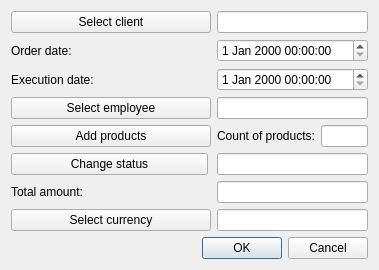
Before: the Qt Designer form OrmasAdmin/OrmasAdmin/CreateOrdDlg.ui in Dalerjon/TheOrmasProejct, drawn with Qt 5.
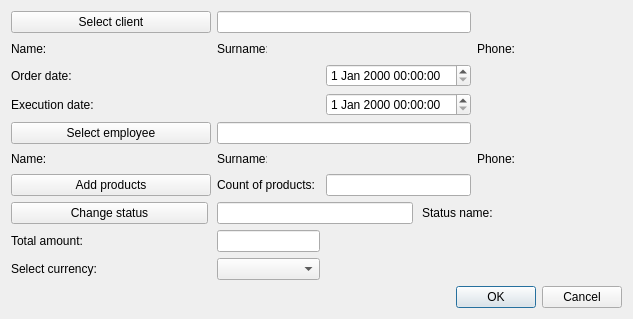
After: the same form once the commit is applied.

Diff of the .ui file:
```diff
--- a/OrmasAdmin/OrmasAdmin/CreateOrdDlg.ui
+++ b/OrmasAdmin/OrmasAdmin/CreateOrdDlg.ui
@@ -6,8 +6,8 @@
    <rect>
     <x>0</x>
     <y>0</y>
-    <width>379</width>
-    <height>270</height>
+    <width>633</width>
+    <height>319</height>
    </rect>
   </property>
   <property name="windowTitle">
@@ -32,38 +32,29 @@
    <property name="bottomMargin">
     <number>11</number>
    </property>
-   <item row="7" column="1" colspan="2">
-    <widget class="QLineEdit" name="currencyEdit">
-     <property name="readOnly">
-      <bool>true</bool>
+   <item row="1" column="1">
+    <widget class="QLabel" name="clNamePh">
+     <property name="minimumSize">
+      <size>
+       <width>100</width>
+       <height>0</height>
+      </size>
      </property>
-    </widget>
-   </item>
-   <item row="6" column="0">
-    <widget class="QLabel" name="sumLb">
-     <property name="text">
-      <string>Total amount:</string>
+     <property name="font">
+      <font>
+       <family>Times New Roman</family>
+       <pointsize>12</pointsize>
+       <weight>75</weight>
+       <italic>true</italic>
+       <bold>true</bold>
+      </font>
      </property>
-    </widget>
-   </item>
-   <item row="1" column="0">
-    <widget class="QLabel" name="dateLb">
      <property name="text">
-      <string>Order date:</string>
+      <string/>
      </property>
     </widget>
    </item>
-   <item row="3" column="1" colspan="2">
-    <widget class="QLineEdit" name="employeeEdit">
-     <property name="toolTip">
-      <string>&lt;html&gt;&lt;head/&gt;&lt;body&gt;&lt;p&gt;Enter employee ID&lt;/p&gt;&lt;/body&gt;&lt;/html&gt;</string>
-     </property>
-     <property name="readOnly">
-      <bool>true</bool>
-     </property>
-    </widget>
-   </item>
-   <item row="8" column="0" colspan="3">
+   <item row="10" column="0" colspan="6">
     <layout class="QHBoxLayout" name="horizontalLayout">
      <item>
       <spacer name="horizontalSpacer">
@@ -94,68 +85,321 @@
      </item>
     </layout>
    </item>
-   <item row="0" column="1" colspan="2">
-    <widget class="QLineEdit" name="clientEdit">
-     <property name="toolTip">
-      <string>&lt;html&gt;&lt;head/&gt;&lt;body&gt;&lt;p&gt;Enter client ID&lt;/p&gt;&lt;/body&gt;&lt;/html&gt;</string>
+   <item row="5" column="1">
+    <widget class="QLabel" name="empNamePh">
+     <property name="minimumSize">
+      <size>
+       <width>100</width>
+       <height>0</height>
+      </size>
      </property>
+     <property name="font">
+      <font>
+       <family>Times New Roman</family>
+       <pointsize>12</pointsize>
+       <weight>75</weight>
+       <italic>true</italic>
+       <bold>true</bold>
+      </font>
+     </property>
+     <property name="text">
+      <string/>
+     </property>
+    </widget>
+   </item>
+   <item row="5" column="0">
+    <widget class="QLabel" name="empNameLb">
+     <property name="minimumSize">
+      <size>
+       <width>50</width>
+       <height>0</height>
+      </size>
+     </property>
+     <property name="maximumSize">
+      <size>
+       <width>50</width>
+       <height>16777215</height>
+      </size>
+     </property>
+     <property name="text">
+      <string>Name:</string>
+     </property>
+    </widget>
+   </item>
+   <item row="5" column="3">
+    <widget class="QLabel" name="empSurnamePh">
+     <property name="minimumSize">
+      <size>
+       <width>100</width>
+       <height>0</height>
+      </size>
+     </property>
+     <property name="font">
+      <font>
+       <family>Times New Roman</family>
+       <pointsize>12</pointsize>
+       <weight>75</weight>
+       <italic>true</italic>
+       <bold>true</bold>
+      </font>
+     </property>
+     <property name="text">
+      <string/>
+     </property>
+    </widget>
+   </item>
+   <item row="5" column="4">
+    <widget class="QLabel" name="empPhoneLb">
+     <property name="text">
+      <string>Phone:</string>
+     </property>
+    </widget>
+   </item>
+   <item row="1" column="3">
+    <widget class="QLabel" name="clSurnamePh">
+     <property name="minimumSize">
+      <size>
+       <width>100</width>
+       <height>0</height>
+      </size>
+     </property>
+     <property name="font">
+      <font>
+       <family>Times New Roman</family>
+       <pointsize>12</pointsize>
+       <weight>75</weight>
+       <italic>true</italic>
+       <bold>true</bold>
+      </font>
+     </property>
+     <property name="text">
+      <string/>
+     </property>
+    </widget>
+   </item>
+   <item row="1" column="5">
+    <widget class="QLabel" name="clPhonePh">
+     <property name="minimumSize">
+      <size>
+       <width>100</width>
+       <height>0</height>
+      </size>
+     </property>
+     <property name="font">
+      <font>
+       <family>Times New Roman</family>
+       <pointsize>12</pointsize>
+       <weight>75</weight>
+       <italic>true</italic>
+       <bold>true</bold>
+      </font>
+     </property>
+     <property name="text">
+      <string/>
+     </property>
+    </widget>
+   </item>
+   <item row="1" column="4">
+    <widget class="QLabel" name="clPhoneLb">
+     <property name="text">
+      <string>Phone:</string>
+     </property>
+    </widget>
+   </item>
+   <item row="5" column="2">
+    <widget class="QLabel" name="empSurnameLb">
+     <property name="minimumSize">
+      <size>
+       <width>50</width>
+       <height>0</height>
+      </size>
+     </property>
+     <property name="maximumSize">
+      <size>
+       <width>50</width>
+       <height>16777215</height>
+      </size>
+     </property>
+     <property name="text">
+      <string>Surname:</string>
+     </property>
+    </widget>
+   </item>
+   <item row="5" column="5">
+    <widget class="QLabel" name="empPhonePh">
+     <property name="minimumSize">
+      <size>
+       <width>100</width>
+       <height>0</height>
+      </size>
+     </property>
+     <property name="font">
+      <font>
+       <family>Times New Roman</family>
+       <pointsize>12</pointsize>
+       <weight>75</weight>
+       <italic>true</italic>
+       <bold>true</bold>
+      </font>
+     </property>
+     <property name="text">
+      <string/>
+     </property>
+    </widget>
+   </item>
+   <item row="1" column="0">
+    <widget class="QLabel" name="clNameLb">
+     <property name="minimumSize">
+      <size>
+       <width>50</width>
+       <height>0</height>
+      </size>
+     </property>
+     <property name="maximumSize">
+      <size>
+       <width>50</width>
+       <height>16777215</height>
+      </size>
+     </property>
+     <property name="text">
+      <string>Name:</string>
+     </property>
+    </widget>
+   </item>
+   <item row="1" column="2">
+    <widget class="QLabel" name="nlSurnameLb">
+     <property name="minimumSize">
+      <size>
+       <width>50</width>
+       <height>0</height>
+      </size>
+     </property>
+     <property name="maximumSize">
+      <size>
+       <width>50</width>
+       <height>16777215</height>
+      </size>
+     </property>
+     <property name="text">
+      <string>Surname:</string>
+     </property>
+    </widget>
+   </item>
+   <item row="2" column="0">
+    <widget class="QLabel" name="dateLb">
+     <property name="text">
+      <string>Order date:</string>
+     </property>
+    </widget>
+   </item>
+   <item row="7" column="0" colspan="6">
+    <widget class="QWidget" name="statusWidget" native="true">
+     <layout class="QHBoxLayout" name="horizontalLayout_3">
+      <property name="spacing">
+       <number>9</number>
+      </property>
+      <property name="leftMargin">
+       <number>0</number>
+      </property>
+      <property name="topMargin">
+       <number>0</number>
+      </property>
+      <property name="rightMargin">
+       <number>0</number>
+      </property>
+      <property name="bottomMargin">
+       <number>0</number>
+      </property>
+      <item>
+       <widget class="QPushButton" name="statusBtn">
+        <property name="sizePolicy">
+         <sizepolicy hsizetype="Fixed" vsizetype="Fixed">
+          <horstretch>0</horstretch>
+          <verstretch>0</verstretch>
+         </sizepolicy>
+        </property>
+        <property name="minimumSize">
+         <size>
+          <width>197</width>
+          <height>0</height>
+         </size>
+        </property>
+        <property name="text">
+         <string>Change status</string>
+        </property>
+       </widget>
+      </item>
+      <item>
+       <widget class="QLineEdit" name="statusEdit">
+        <property name="readOnly">
+         <bool>true</bool>
+        </property>
+       </widget>
+      </item>
+      <item>
+       <widget class="QLabel" name="statusLb">
+        <property name="text">
+         <string>Status name:</string>
+        </property>
+       </widget>
+      </item>
+      <item>
+       <widget class="QLabel" name="statusPh">
+        <property name="minimumSize">
+         <size>
+          <width>120</width>
+          <height>0</height>
+         </size>
+        </property>
+        <property name="font">
+         <font>
+          <family>Times New Roman</family>
+          <pointsize>12</pointsize>
+          <weight>75</weight>
+          <italic>true</italic>
+          <bold>true</bold>
+         </font>
+        </property>
+        <property name="text">
+         <string/>
+        </property>
+       </widget>
+      </item>
+     </layout>
+    </widget>
+   </item>
+   <item row="9" column="0" colspan="2">
+    <widget class="QLabel" name="currencyLb">
+     <property name="text">
+      <string>Select currency:</string>
+     </property>
+    </widget>
+   </item>
+   <item row="8" column="0" colspan="2">
+    <widget class="QLabel" name="sumLb">
+     <property name="text">
+      <string>Total amount:</string>
+     </property>
+    </widget>
+   </item>
+   <item row="6" column="3">
+    <widget class="QLineEdit" name="prodCountEdit">
      <property name="readOnly">
       <bool>true</bool>
      </property>
     </widget>
    </item>
-   <item row="1" column="1" colspan="2">
-    <widget class="QDateTimeEdit" name="dateEdit"/>
-   </item>
-   <item row="4" column="1">
+   <item row="6" column="2">
     <widget class="QLabel" name="prodCountLb">
      <property name="text">
       <string>Count of products:</string>
      </property>
     </widget>
    </item>
-   <item row="7" column="0">
-    <widget class="QPushButton" name="currencyBtn">
-     <property name="text">
-      <string>Select currency</string>
-     </property>
-    </widget>
+   <item row="2" column="3">
+    <widget class="QDateTimeEdit" name="dateEdit"/>
    </item>
-   <item row="0" column="0">
-    <widget class="QPushButton" name="clientBtn">
-     <property name="minimumSize">
-      <size>
-       <width>200</width>
-       <height>0</height>
-      </size>
-     </property>
-     <property name="text">
-      <string>Select client</string>
-     </property>
-    </widget>
-   </item>
-   <item row="4" column="0">
-    <widget class="QPushButton" name="addProdBtn">
-     <property name="text">
-      <string>Add products</string>
-     </property>
-    </widget>
-   </item>
-   <item row="4" column="2">
-    <widget class="QLineEdit" name="prodCountEdit">
-     <property name="readOnly">
-      <bool>true</bool>
-     </property>
-    </widget>
-   </item>
-   <item row="6" column="1" colspan="2">
-    <widget class="QLineEdit" name="sumEdit">
-     <property name="readOnly">
-      <bool>true</bool>
-     </property>
-    </widget>
-   </item>
-   <item row="2" column="0" colspan="3">
+   <item row="3" column="0" colspan="4">
     <widget class="QWidget" name="execDateWidget" native="true">
      <layout class="QHBoxLayout" name="horizontalLayout_2">
       <property name="spacing">
@@ -193,63 +437,86 @@
        </widget>
       </item>
       <item>
-       <widget class="QDateTimeEdit" name="execDateEdit"/>
+       <spacer name="horizontalSpacer_2">
+        <property name="orientation">
+         <enum>Qt::Horizontal</enum>
+        </property>
+        <property name="sizeHint" stdset="0">
+         <size>
+          <width>40</width>
+          <height>20</height>
+         </size>
+        </property>
+       </spacer>
+      </item>
+      <item>
+       <widget class="QDateTimeEdit" name="execDateEdit">
+        <property name="minimumSize">
+         <size>
+          <width>127</width>
+          <height>0</height>
+         </size>
+        </property>
+       </widget>
       </item>
      </layout>
     </widget>
    </item>
-   <item row="3" column="0">
+   <item row="6" column="0" colspan="2">
+    <widget class="QPushButton" name="addProdBtn">
+     <property name="text">
+      <string>Add products</string>
+     </property>
+    </widget>
+   </item>
+   <item row="4" column="0" colspan="2">
     <widget class="QPushButton" name="employeeBtn">
      <property name="text">
       <string>Select employee</string>
      </property>
     </widget>
    </item>
-   <item row="5" column="0" colspan="3">
-    <widget class="QWidget" name="statusWidget" native="true">
-     <layout class="QHBoxLayout" name="horizontalLayout_3">
-      <property name="spacing">
-       <number>9</number>
-      </property>
-      <property name="leftMargin">
-       <number>0</number>
-      </property>
-      <property name="topMargin">
-       <number>0</number>
-      </property>
-      <property name="rightMargin">
-       <number>0</number>
-      </property>
-      <property name="bottomMargin">
-       <number>0</number>
-      </property>
-      <item>
-       <widget class="QPushButton" name="statusBtn">
-        <property name="sizePolicy">
-         <sizepolicy hsizetype="Fixed" vsizetype="Fixed">
-          <horstretch>0</horstretch>
-          <verstretch>0</verstretch>
-         </sizepolicy>
-        </property>
-        <property name="minimumSize">
-         <size>
-          <width>197</width>
-          <height>0</height>
-         </size>
-        </property>
-        <property name="text">
-         <string>Change status</string>
-        </property>
-       </widget>
-      </item>
-      <item>
-       <widget class="QLineEdit" name="statusEdit">
-        <property name="readOnly">
-         <bool>true</bool>
-        </property>
-       </widget>
-      </item>
-     </layout>
+   <item row="0" column="0" colspan="2">
+    <widget class="QPushButton" name="clientBtn">
+     <property name="minimumSize">
+      <size>
+       <width>200</width>
+       <height>0</height>
+      </size>
+     </property>
+     <property name="text">
+      <string>Select client</string>
+     </property>
+    </widget>
+   </item>
+   <item row="9" column="2">
+    <widget class="QComboBox" name="currencyCmb"/>
+   </item>
+   <item row="8" column="2">
+    <widget class="QLineEdit" name="sumEdit">
+     <property name="readOnly">
+      <bool>true</bool>
+     </property>
+    </widget>
+   </item>
+   <item row="4" column="2" colspan="2">
+    <widget class="QLineEdit" name="employeeEdit">
+     <property name="toolTip">
+      <string>&lt;html&gt;&lt;head/&gt;&lt;body&gt;&lt;p&gt;Enter employee ID&lt;/p&gt;&lt;/body&gt;&lt;/html&gt;</string>
+     </property>
+     <property name="readOnly">
+      <bool>true</bool>
+     </property>
+    </widget>
+   </item>
+   <item row="0" column="2" colspan="2">
+    <widget class="QLineEdit" name="clientEdit">
+     <property name="toolTip">
+      <string>&lt;html&gt;&lt;head/&gt;&lt;body&gt;&lt;p&gt;Enter client ID&lt;/p&gt;&lt;/body&gt;&lt;/html&gt;</string>
+     </property>
+     <property name="readOnly">
+      <bool>true</bool>
+     </property>
     </widget>
    </item>
   </layout>
```
Left out of the diff: 6 changed lines with no effect on the pictures.
